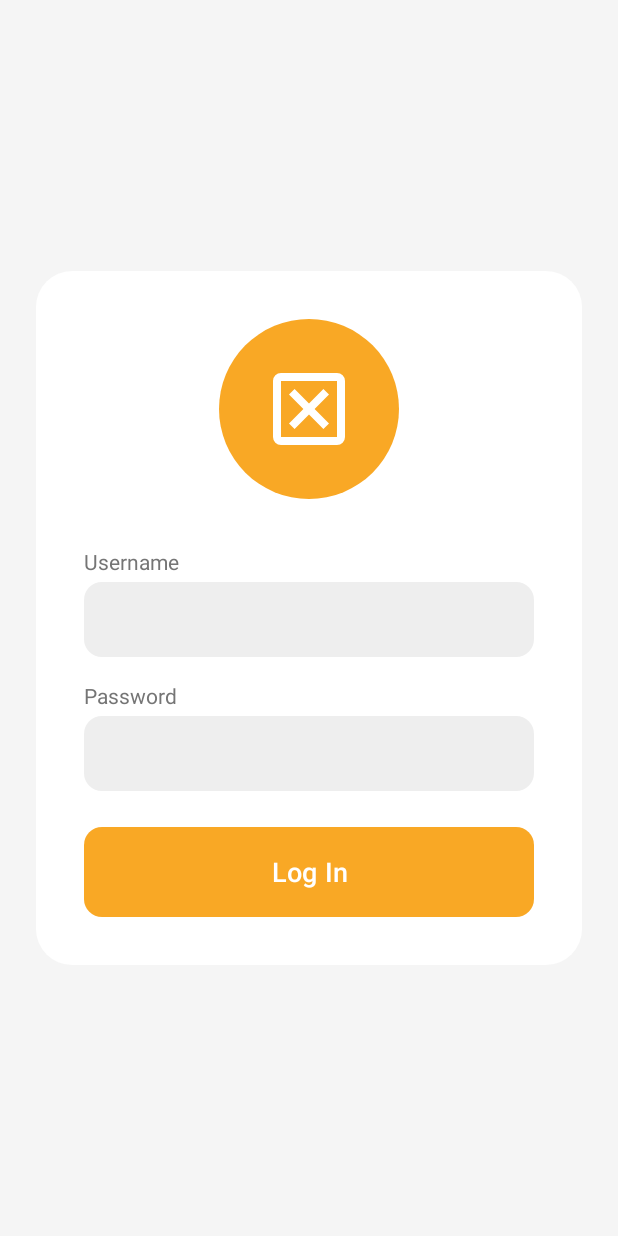
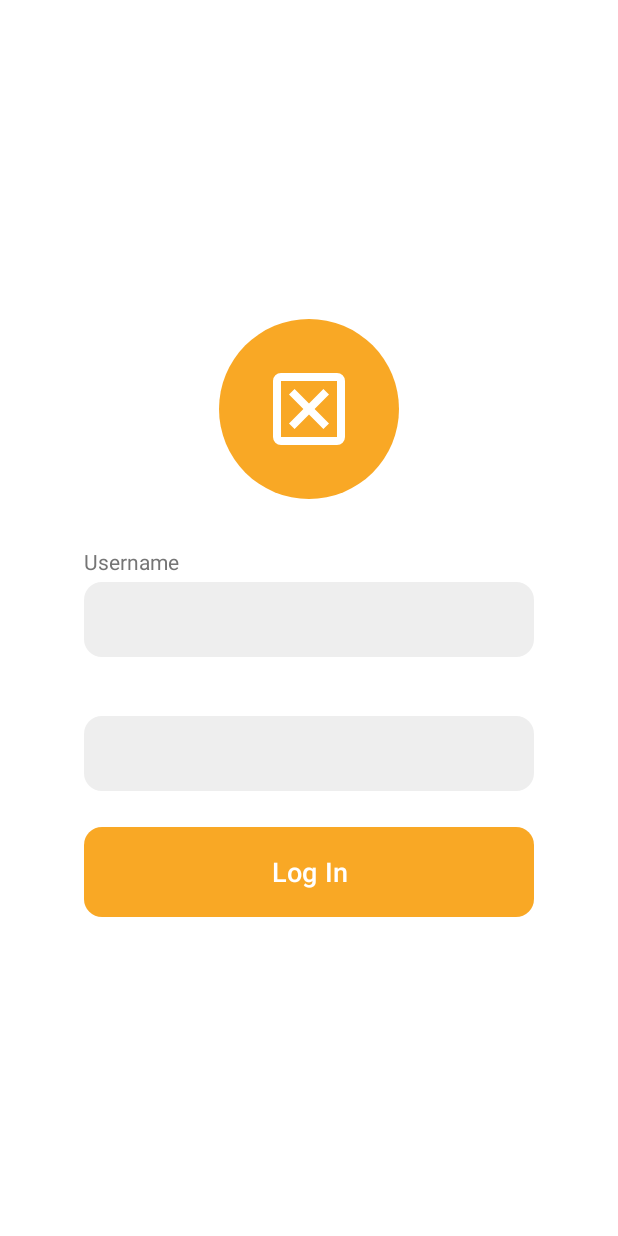
Before and after one commit to LeonCS5/ConfiSafeMobile, an Android app: the screen it shows after launch (MainActivity), on a phone screen of 412 x 824 dp. Run offline under Robolectric (Android 15) with nearby library versions, the phone set to English and light mode, and no system bars.

Commit message:
background update

```diff
--- a/app/src/main/res/layout/activity_epi_list.xml
+++ b/app/src/main/res/layout/activity_epi_list.xml
@@ -4,7 +4,7 @@
     xmlns:tools="http://schemas.android.com/tools"
     android:layout_width="match_parent"
     android:layout_height="match_parent"
-    android:background="@color/app_background"
+    android:background="@color/white"
     tools:context=".EpiListActivity">
 
     <ImageView
--- a/app/src/main/res/layout/activity_login.xml
+++ b/app/src/main/res/layout/activity_login.xml
@@ -4,7 +4,7 @@
     xmlns:tools="http://schemas.android.com/tools"
     android:layout_width="match_parent"
     android:layout_height="match_parent"
-    android:background="@color/app_background"
+    android:background="@color/white"
     tools:context=".MainActivity"> <LinearLayout
     android:layout_width="0dp"
     android:layout_height="wrap_content"
@@ -54,7 +54,7 @@
         android:layout_marginTop="16dp"
         android:layout_marginBottom="4dp"
         android:text="Password"
-        android:textColor="@color/text_light"
+        android:textColor="@color/white"
         android:textSize="14sp" />
 
     <EditText
--- a/app/src/main/res/layout/activity_welcome.xml
+++ b/app/src/main/res/layout/activity_welcome.xml
@@ -4,7 +4,7 @@
     xmlns:tools="http://schemas.android.com/tools"
     android:layout_width="match_parent"
     android:layout_height="match_parent"
-    android:background="@color/app_background"
+    android:background="@color/white"
     tools:context=".WelcomeActivity">
 
     <ImageView
--- a/app/src/main/res/layout/item_risk_area.xml
+++ b/app/src/main/res/layout/item_risk_area.xml
@@ -14,6 +14,7 @@
         android:id="@+id/iv_risk_icon"
         android:layout_width="32dp"
         android:layout_height="32dp"
+        android:contentDescription="TODO"
         app:tint="@color/icon_tint"
         tools:src="@drawable/ic_epi_placeholder" />
 
--- a/app/src/main/res/layout/list_item_epi.xml
+++ b/app/src/main/res/layout/list_item_epi.xml
@@ -13,6 +13,7 @@
         android:id="@+id/epi_icon"
         android:layout_width="32dp"
         android:layout_height="32dp"
+        android:contentDescription="TODO"
         android:src="@drawable/ic_epi_placeholder"
         app:tint="@color/icon_tint"/>
 
```
